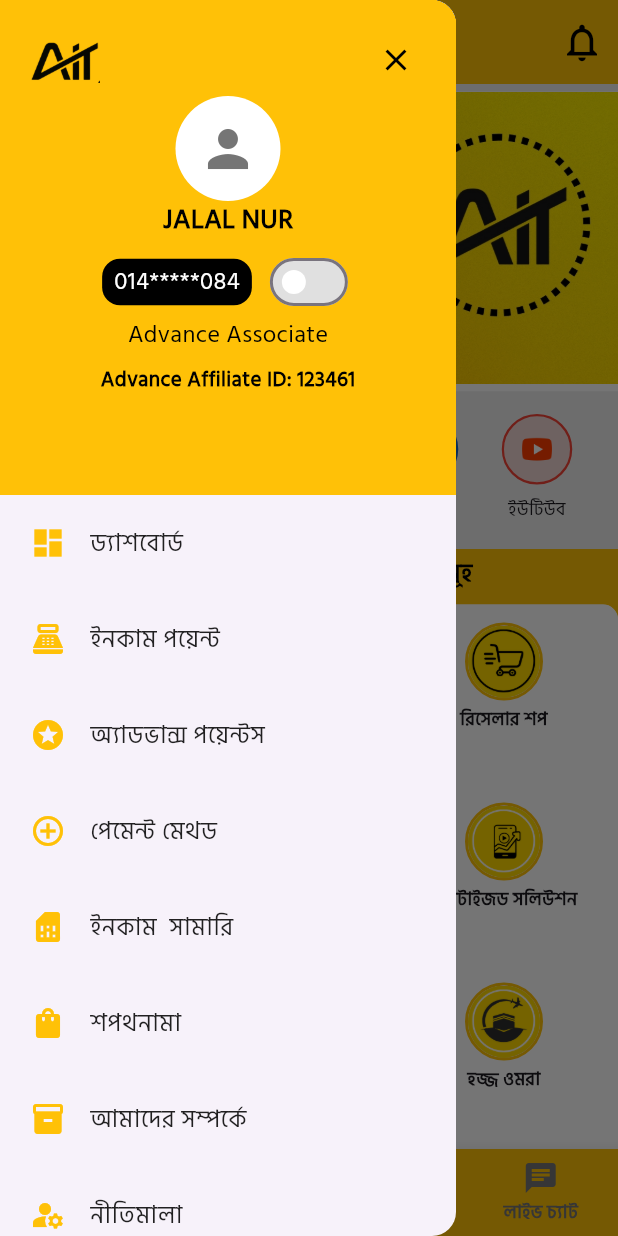
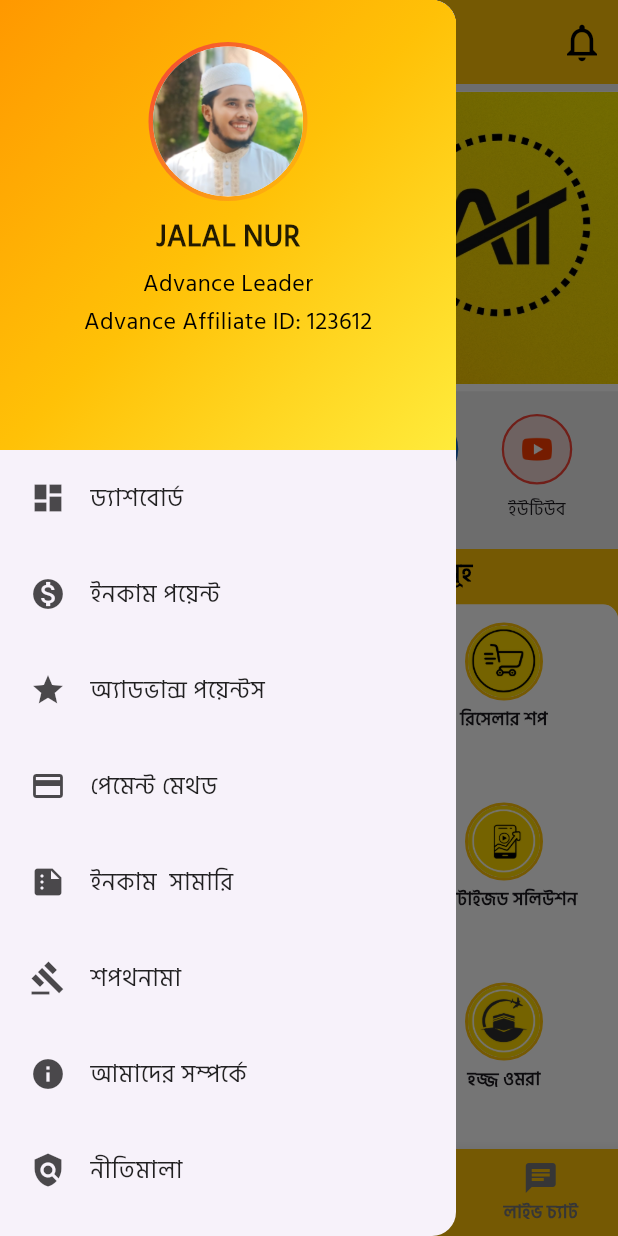
Before and after one commit to abdulhalim447/advance_it, a Flutter app: the screen it shows after launch, with the side drawer open, on a phone screen of 412 x 824 dp. Run offline on Flutter 3.47's test engine with Material 3 defaults, Android fonts, the phone set to English and light mode, and no system bars; our stand-ins replace dartz, equatable, internet_connection_checker; network calls fail.

Commit message:
Custom drawer added

```diff
--- a/lib/screens/drive_section/drive_screen.dart
+++ b/lib/screens/drive_section/drive_screen.dart
@@ -0,0 +1,14 @@
+import 'package:advance_it_ltd/widgets/custom_app_bar_widget.dart';
+import 'package:flutter/material.dart';
+
+class DriveScreen extends StatelessWidget {
+  const DriveScreen({super.key});
+
+  @override
+  Widget build(BuildContext context) {
+    return const Scaffold(
+      appBar: CustomAppBarWidget(),
+      body: Center(child: Text('Drive Screen')),
+    );
+  }
+}
--- a/lib/screens/mobile_layout.dart
+++ b/lib/screens/mobile_layout.dart
@@ -1,6 +1,7 @@
 import 'package:advance_it_ltd/screens/e-commerce/ecom_screen/product_list_screen.dart';
 import 'package:flutter/material.dart';
 import '../constants/app_constants.dart';
+import '../widgets/custom_app_bar_widget.dart';
 import '../widgets/navigation_drawer_widget.dart';
 import '../widgets/bottom_navigation_bar_widget.dart';
 
@@ -11,47 +12,10 @@ class MobileLayout extends StatelessWidget {
   Widget build(BuildContext context) {
     return Scaffold(
       backgroundColor: Colors.grey[200],
-      appBar: _buildAppBar(),
+      appBar: const CustomAppBarWidget(),
       drawer: const NavigationDrawerWidget(),
       body: _buildBody(),
       bottomNavigationBar: _buildBottomNavBar(),
-    );
-  }
-
-  /// Builds the AppBar for the home screen.
-  PreferredSizeWidget _buildAppBar() {
-    return AppBar(
-      backgroundColor: AppConstants.primaryColor,
-      elevation: 0,
-      // Remove the manual leading IconButton - Scaffold will handle it automatically
-      title: Image.asset(
-        'assets/images/logo.png', // Make sure to add your logo in the assets folder
-        height: 40,
-        // As a fallback, if the logo is not available, show text.
-        errorBuilder: (context, error, stackTrace) {
-          return const Text(
-            'Advance IT',
-            style: TextStyle(
-              color: Colors.black,
-              fontWeight: FontWeight.bold,
-              fontSize: 24,
-            ),
-          );
-        },
-      ),
-      centerTitle: true,
-      actions: [
-        IconButton(
-          icon: const Icon(
-            Icons.notifications_none,
-            color: Colors.black,
-            size: 30,
-          ),
-          onPressed: () {
-            // Handle notification button press
-          },
-        ),
-      ],
     );
   }
 
--- /dev/null
+++ b/lib/widgets/custom_app_bar_widget.dart
@@ -0,0 +1,85 @@
+import 'package:flutter/material.dart';
+import '../constants/app_constants.dart';
+
+/// Custom reusable AppBar widget
+class CustomAppBarWidget extends StatelessWidget
+    implements PreferredSizeWidget {
+  final String? title;
+  final bool showLogo;
+  final bool centerTitle;
+  final List<Widget>? actions;
+  final Color? backgroundColor;
+  final bool automaticallyImplyLeading;
+
+  const CustomAppBarWidget({
+    super.key,
+    this.title,
+    this.showLogo = true,
+    this.centerTitle = true,
+    this.actions,
+    this.backgroundColor,
+    this.automaticallyImplyLeading = true,
+  });
+
+  @override
+  Widget build(BuildContext context) {
+    return AppBar(
+      backgroundColor: backgroundColor ?? AppConstants.primaryColor,
+      elevation: 0,
+      automaticallyImplyLeading: automaticallyImplyLeading,
+      title: showLogo ? _buildLogoTitle() : _buildTextTitle(),
+      centerTitle: centerTitle,
+      actions: actions ?? _buildDefaultActions(),
+    );
+  }
+
+  /// Builds logo title
+  Widget _buildLogoTitle() {
+    return Image.asset(
+      'assets/images/logo.png',
+      height: 40,
+      errorBuilder: (context, error, stackTrace) {
+        return const Text(
+          'Advance IT',
+          style: TextStyle(
+            color: Colors.black,
+            fontWeight: FontWeight.bold,
+            fontSize: 24,
+          ),
+        );
+      },
+    );
+  }
+
+  /// Builds text title
+  Widget? _buildTextTitle() {
+    if (title == null) return null;
+    return Text(
+      title!,
+      style: const TextStyle(
+        color: Colors.black,
+        fontWeight: FontWeight.bold,
+        fontSize: 24,
+      ),
+    );
+  }
+
+  /// Builds default actions
+  List<Widget> _buildDefaultActions() {
+    return [
+      IconButton(
+        icon: const Icon(
+          Icons.notifications_none,
+          color: Colors.black,
+          size: 30,
+        ),
+        onPressed: () {
+          // Handle notification button press
+        },
+      ),
+    ];
+  }
+
+  @override
+  Size get preferredSize => const Size.fromHeight(kToolbarHeight);
+}
--- a/lib/widgets/navigation_drawer_widget.dart
+++ b/lib/widgets/navigation_drawer_widget.dart
@@ -1,5 +1,4 @@
 import 'package:flutter/material.dart';
-import '../constants/app_constants.dart';
 
 /// Data model for drawer menu items
 class DrawerMenuItem {
@@ -40,7 +39,7 @@ class _NavigationDrawerWidgetState extends State<NavigationDrawerWidget> {
 
   // Full and masked phone numbers
   final String _maskedPhoneNumber = '014*****084';
-  final String _fullPhoneNumber = '01412345084'; // Replace with actual number
+  final String _fullPhoneNumber = '01412345084';
 
   @override
   Widget build(BuildContext context) {
@@ -54,134 +53,167 @@ class _NavigationDrawerWidgetState extends State<NavigationDrawerWidget> {
     );
   }
 
-  /// Builds the drawer header with user profile information
+  /// Builds the drawer header with enhanced UI/UX
   Widget _buildDrawerHeader(BuildContext context) {
     return Container(
-      height: 330,
+      height: 300,
       width: double.infinity,
-      color: AppConstants.primaryColor,
+      decoration: BoxDecoration(
+        gradient: LinearGradient(
+          colors: [Colors.orange, Colors.amber.shade500, Colors.yellow],
+          begin: Alignment.topLeft,
+          end: Alignment.bottomRight,
+        ),
+      ),
       child: SafeArea(
         child: Padding(
-          padding: const EdgeInsets.all(16.0),
+          padding: const EdgeInsets.all(3.0),
           child: Column(
-            crossAxisAlignment: CrossAxisAlignment.start,
             children: [
-              // Close button
-              Row(
+              // _buildHeaderTop(context),
+              const SizedBox(height: 25),
+              _buildSimpleProfile(context),
+            ],
+          ),
+        ),
+      ),
+    );
+  }
+
+  /// Builds the simple header top section
+  /* Widget _buildHeaderTop(BuildContext context) {
+    return Row(
       mainAxisAlignment: MainAxisAlignment.spaceBetween,
       children: [
         Image.asset(
           'assets/images/logo.png',
-                    height: 30,
+          height: 28,
           errorBuilder: (context, error, stackTrace) {
             return const Text(
               'ADVANCE',
               style: TextStyle(
-                          color: Colors.black,
+                color: Colors.black87,
                 fontWeight: FontWeight.bold,
-                          fontSize: 20,
+                fontSize: 16,
               ),
             );
           },
         ),
         IconButton(
-                    icon: const Icon(Icons.close, color: Colors.black),
+          icon: const Icon(
+            Icons.close_rounded,
+            color: Colors.black87,
+            size: 20,
+          ),
           onPressed: () => Navigator.of(context).pop(),
         ),
       ],
+    );
+  }
+*/
+  /// Builds the simple profile section
+  Widget _buildSimpleProfile(BuildContext context) {
+    return Column(
+      children: [
+        Container(
+          decoration: BoxDecoration(
+            shape: BoxShape.circle,
+            gradient: LinearGradient(
+              colors: [Colors.red, Colors.amber],
+              begin: Alignment.topLeft,
+              end: Alignment.bottomRight,
             ),
-
-              // User Profile Section
-              Center(
-                child: Column(
-                  children: [
-                    // Profile Avatar
-                    CircleAvatar(
-                      radius: 35,
+          ),
+          child: Padding(
+            padding: const EdgeInsets.all(3.0),
+            child: CircleAvatar(
+              radius: 50,
               backgroundColor: Colors.white,
-                      child: Icon(
-                        Icons.person,
-                        size: 40,
-                        color: Colors.grey[600],
+              child: ClipOval(
+                child: Image.asset(
+                  'assets/images/abdul.png',
+                  width: 110,
+                  height: 110,
+                  fit: BoxFit.cover,
+                ),
+              ),
+            ),
           ),
         ),
 
-                    // User Name
+        const SizedBox(height: 10),
         const Text(
           'JALAL NUR',
           style: TextStyle(
-                        color: Colors.black,
-                        fontSize: 18,
+            fontSize: 20,
             fontWeight: FontWeight.bold,
+            color: Colors.black87,
           ),
         ),
-                    const SizedBox(height: 4),
+        const SizedBox(height: 5),
+        //_buildSimplePhoneNumber(),
+        // const SizedBox(height: 2),
+        // Gold Member badge
+        const Text(
+          'Advance Leader',
+          style: TextStyle(
+            fontSize: 16,
+            //fontWeight: FontWeight.bold,
+            color: Colors.black,
+          ),
+        ),
+        const SizedBox(height: 2),
+        Text(
+          'Advance Affiliate ID: 123612',
+          style: TextStyle(
+            fontSize: 16,
+            color: Colors.black,
+            //fontWeight: FontWeight.bold,
+          ),
+        ),
+      ],
+    );
+  }
 
-                    // Phone Number with toggle
-                    Row(
+  /// Builds simple phone number with toggle
+  Widget _buildSimplePhoneNumber() {
+    return Row(
       mainAxisAlignment: MainAxisAlignment.center,
       children: [
-                        Container(
-                          padding: const EdgeInsets.symmetric(
-                            horizontal: 8,
-                            vertical: 4,
-                          ),
-                          decoration: BoxDecoration(
-                            color: Colors.black,
-                            borderRadius: BorderRadius.circular(12),
-                          ),
-                          child: Text(
-                            _showFullPhoneNumber
-                                ? _fullPhoneNumber
-                                : _maskedPhoneNumber,
+        Text(
+          _showFullPhoneNumber ? _fullPhoneNumber : _maskedPhoneNumber,
           style: const TextStyle(
-                              color: Colors.white,
+            color: Colors.black87,
             fontSize: 16,
-                            ),
+            //fontWeight: FontWeight.w600,
           ),
         ),
         const SizedBox(width: 8),
-                        // Toggle button
-                        Switch(
+        Transform.scale(
+          scale: 0.7, // Reduce the size of the switch
+          child: SizedBox(
+            width: 40,
+            height: 20,
+            child: Switch(
               value: _showFullPhoneNumber,
               onChanged: (value) {
                 setState(() {
                   _showFullPhoneNumber = value;
                 });
               },
-                          activeColor: Colors.black,
-                          activeTrackColor: Colors.grey.shade400,
-                          inactiveThumbColor: Colors.white,
+              activeColor: Colors.amber.shade400,
+              activeTrackColor: Colors.amber.shade200,
+              inactiveThumbColor: Colors.grey.shade400,
               inactiveTrackColor: Colors.grey.shade300,
+              materialTapTargetSize: MaterialTapTargetSize.shrinkWrap,
             ),
-                      ],
-                    ),
-
-                    // User Role
-                    const Text(
-                      'Advance Associate',
-                      style: TextStyle(color: Colors.black, fontSize: 16),
-                    ),
-                    const SizedBox(height: 8),
-
-                    // Affiliate ID
-                    const Text(
-                      'Advance Affiliate ID: 123461',
-                      style: TextStyle(
-                        color: Colors.black,
-                        fontSize: 14,
-                        fontWeight: FontWeight.bold,
           ),
         ),
       ],
-                ),
-              ),
-            ],
-          ),
-        ),
-      ),
     );
   }
+
+  //drawer header is end here=--------------------------------------------------
 
   /// Builds the drawer menu items
   Widget _buildDrawerMenuItems(BuildContext context) {
@@ -192,47 +224,47 @@ class _NavigationDrawerWidgetState extends State<NavigationDrawerWidget> {
         onTap: () => _navigateToPage(context, '/dashboard'),
       ),
       DrawerMenuItem(
-        icon: Icons.point_of_sale,
+        icon: Icons.monetization_on,
         title: 'ইনকাম পয়েন্ট',
         onTap: () => _navigateToPage(context, '/income-point'),
       ),
       DrawerMenuItem(
-        icon: Icons.stars,
+        icon: Icons.star,
         title: 'অ্যাডভান্স পয়েন্টস',
         onTap: () => _navigateToPage(context, '/advance-point'),
       ),
       DrawerMenuItem(
-        icon: Icons.add_circle_outline,
+        icon: Icons.payment,
         title: 'পেমেন্ট মেথড',
         onTap: () => _navigateToPage(context, '/add-payment-method'),
       ),
       DrawerMenuItem(
-        icon: Icons.sim_card,
+        icon: Icons.summarize,
         title: 'ইনকাম  সামারি',
         onTap: () => _navigateToPage(context, '/drive-order-history'),
       ),
       DrawerMenuItem(
-        icon: Icons.shopping_bag,
+        icon: Icons.gavel,
         title: 'শপথনামা  ',
         onTap: () => _navigateToPage(context, '/product-order-history'),
       ),
       DrawerMenuItem(
-        icon: Icons.inventory,
+        icon: Icons.info,
         title: 'আমাদের সম্পর্কে',
         onTap: () => _navigateToPage(context, '/about'),
       ),
       DrawerMenuItem(
-        icon: Icons.manage_accounts,
+        icon: Icons.policy,
         title: 'নীতিমালা',
         onTap: () => _navigateToPage(context, '/policy'),
       ),
       DrawerMenuItem(
-        icon: Icons.local_activity,
-        title: 'গোপনীয়তা নীতি',
+        icon: Icons.privacy_tip,
+        title: 'গোপনীয়তা নীতি',
         onTap: () => _navigateToPage(context, '/activity'),
       ),
       DrawerMenuItem(
-        icon: Icons.store,
+        icon: Icons.contact_phone,
         title: 'যোগাযোগ ',
         onTap: () => _navigateToPage(context, '/reseller-vendor'),
       ),
@@ -266,11 +298,7 @@ class _NavigationDrawerWidgetState extends State<NavigationDrawerWidget> {
       return Column(
         children: [
           ListTile(
-            leading: Icon(
-              item.icon,
-              color: AppConstants.primaryColor,
-              size: 24,
-            ),
+            leading: Icon(item.icon, color: Colors.black87, size: 24),
             title: Text(
               item.title,
               style: const TextStyle(
@@ -285,7 +313,7 @@ class _NavigationDrawerWidgetState extends State<NavigationDrawerWidget> {
               child: const Icon(
                 Icons.keyboard_arrow_down,
                 size: 20,
-                color: AppConstants.primaryColor,
+                color: Colors.black87,
               ),
             ),
             onTap: () => _toggleExpansion(index),
@@ -338,7 +366,11 @@ class _NavigationDrawerWidgetState extends State<NavigationDrawerWidget> {
       );
     } else {
       return ListTile(
-        leading: Icon(item.icon, color: AppConstants.primaryColor, size: 24),
+        leading: Icon(
+          item.icon,
+          color: Colors.black.withOpacity(0.7),
+          size: 24,
+        ),
         title: Text(
           item.title,
           style: const TextStyle(
```
Also changed, not shown: assets/images/abdul.png (added), assets/images/profile.png (added). Lines whose indentation alone changed are shown as unchanged.
